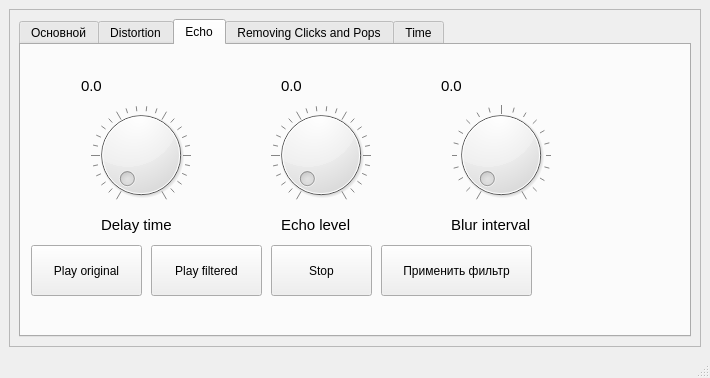
Old version of the form ui/mainForm.ui in the repository Andrew-Garanin/AudioDigitalFiltering.
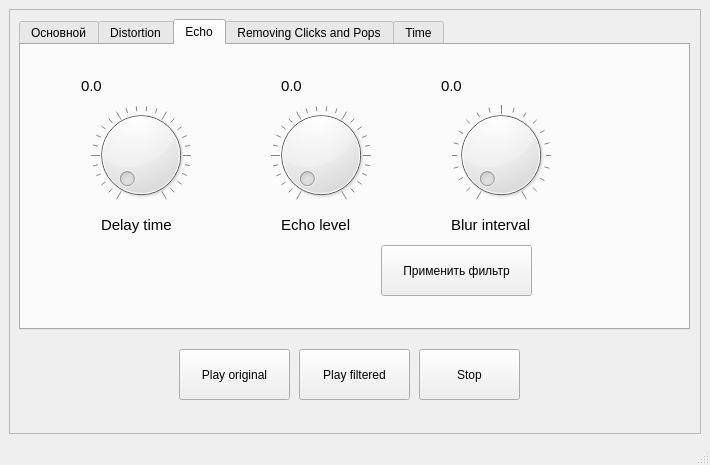
New version of the form. The open tabs and pages were chosen to show the change.

What changed in the file:
```diff
--- a/ui/mainForm.ui
+++ b/ui/mainForm.ui
@@ -7,7 +7,7 @@
     <x>0</x>
     <y>0</y>
     <width>710</width>
-    <height>378</height>
+    <height>465</height>
    </rect>
   </property>
   <property name="windowTitle">
@@ -23,9 +23,15 @@
       <property name="frameShadow">
        <enum>QFrame::Raised</enum>
       </property>
-      <layout class="QGridLayout" name="gridLayout">
-       <item row="0" column="0">
         <widget class="QTabWidget" name="tabWidget">
+       <property name="geometry">
+        <rect>
+         <x>10</x>
+         <y>10</y>
+         <width>671</width>
+         <height>311</height>
+        </rect>
+       </property>
          <property name="currentIndex">
           <number>0</number>
          </property>
@@ -427,51 +433,6 @@
             <string>Применить фильтр</string>
            </property>
           </widget>
-          <widget class="QPushButton" name="buttonPlayFilteredSound">
-           <property name="geometry">
-            <rect>
-             <x>130</x>
-             <y>200</y>
-             <width>111</width>
-             <height>51</height>
-            </rect>
-           </property>
-           <property name="contextMenuPolicy">
-            <enum>Qt::DefaultContextMenu</enum>
-           </property>
-           <property name="text">
-            <string>Play filtered</string>
-           </property>
-          </widget>
-          <widget class="QPushButton" name="buttonStop">
-           <property name="geometry">
-            <rect>
-             <x>250</x>
-             <y>200</y>
-             <width>101</width>
-             <height>51</height>
-            </rect>
-           </property>
-           <property name="text">
-            <string>Stop</string>
-           </property>
-          </widget>
-          <widget class="QPushButton" name="buttonPlayOriginalSound">
-           <property name="geometry">
-            <rect>
-             <x>10</x>
-             <y>200</y>
-             <width>111</width>
-             <height>51</height>
-            </rect>
-           </property>
-           <property name="contextMenuPolicy">
-            <enum>Qt::DefaultContextMenu</enum>
-           </property>
-           <property name="text">
-            <string>Play original</string>
-           </property>
-          </widget>
           <widget class="QDial" name="delayTimeWheel">
            <property name="geometry">
             <rect>
@@ -712,8 +673,51 @@
           </widget>
          </widget>
         </widget>
-       </item>
-      </layout>
+      <widget class="QPushButton" name="buttonPlayFilteredSound">
+       <property name="geometry">
+        <rect>
+         <x>290</x>
+         <y>340</y>
+         <width>111</width>
+         <height>51</height>
+        </rect>
+       </property>
+       <property name="contextMenuPolicy">
+        <enum>Qt::DefaultContextMenu</enum>
+       </property>
+       <property name="text">
+        <string>Play filtered</string>
+       </property>
+      </widget>
+      <widget class="QPushButton" name="buttonPlayOriginalSound">
+       <property name="geometry">
+        <rect>
+         <x>170</x>
+         <y>340</y>
+         <width>111</width>
+         <height>51</height>
+        </rect>
+       </property>
+       <property name="contextMenuPolicy">
+        <enum>Qt::DefaultContextMenu</enum>
+       </property>
+       <property name="text">
+        <string>Play original</string>
+       </property>
+      </widget>
+      <widget class="QPushButton" name="buttonStop">
+       <property name="geometry">
+        <rect>
+         <x>410</x>
+         <y>340</y>
+         <width>101</width>
+         <height>51</height>
+        </rect>
+       </property>
+       <property name="text">
+        <string>Stop</string>
+       </property>
+      </widget>
      </widget>
     </item>
    </layout>
```
Lines whose indentation alone changed are shown as unchanged.
